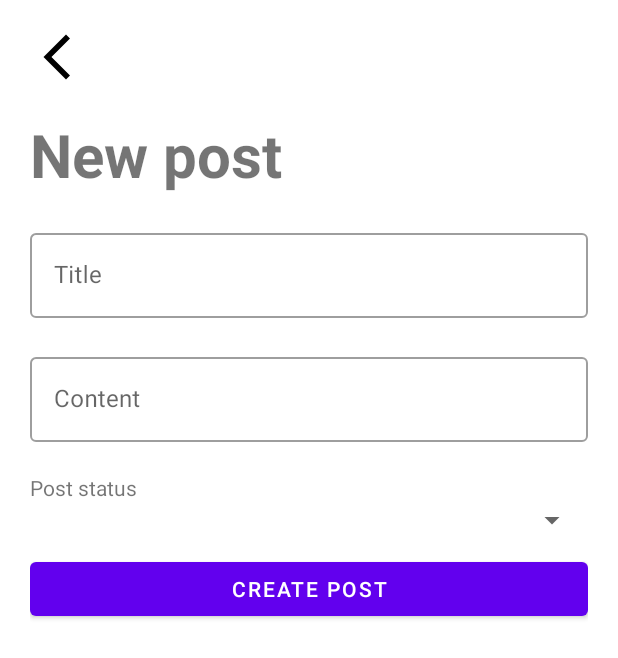
After one commit to sog-spirit/chuyen-de-cong-nghe, an Android app: the fragment CreatePostFragment placed in its activity, on a phone screen of 412 x 824 dp. The commit adds this screen. Shown: the top 658 px of the screen. Run offline under Robolectric (Android 15) with nearby library versions, the phone set to English and light mode, and no system bars.

Commit message:
Create post UI added

```diff
--- a/mobile/app/src/main/java/com/example/blogandroid/FragmentReplacerActivity.java
+++ b/mobile/app/src/main/java/com/example/blogandroid/FragmentReplacerActivity.java
@@ -8,6 +8,7 @@ import android.os.Bundle;
 import android.view.View;
 
 import com.example.blogandroid.databinding.ActivityFragmentReplacerBinding;
+import com.example.blogandroid.fragments.homeactivity.CreatePostFragment;
 import com.example.blogandroid.fragments.loginactivity.LoginFragment;
 import com.example.blogandroid.fragments.loginactivity.RegisterFragment;
 
@@ -23,7 +24,12 @@ public class FragmentReplacerActivity extends AppCompatActivity {
             getSupportActionBar().hide();
         setContentView(viewRoot);
 
-        setCurrentFragment(new LoginFragment());
+        boolean isCreatePost = getIntent().getBooleanExtra("isCreatePost", false);
+
+        if (isCreatePost)
+            setCurrentFragment(new CreatePostFragment());
+        else
+            setCurrentFragment(new LoginFragment());
     }
 
     public void setCurrentFragment(Fragment fragment) {
--- a/mobile/app/src/main/java/com/example/blogandroid/apiservice/APIService.java
+++ b/mobile/app/src/main/java/com/example/blogandroid/apiservice/APIService.java
@@ -63,4 +63,7 @@ public interface APIService {
 
     @GET("post")
     Call<List<PostModel>> getPosts();
+
+    @POST("post")
+    Call<Void> createPost(@Body HashMap<String, String> newPostData);
 }
--- /dev/null
+++ b/mobile/app/src/main/java/com/example/blogandroid/fragments/homeactivity/CreatePostFragment.java
@@ -0,0 +1,126 @@
+package com.example.blogandroid.fragments.homeactivity;
+
+import android.os.Bundle;
+
+import androidx.annotation.NonNull;
+import androidx.annotation.Nullable;
+import androidx.fragment.app.Fragment;
+
+import android.text.Editable;
+import android.text.TextWatcher;
+import android.view.LayoutInflater;
+import android.view.View;
+import android.view.ViewGroup;
+import android.widget.ArrayAdapter;
+import android.widget.Toast;
+
+import com.example.blogandroid.R;
+import com.example.blogandroid.apiservice.APIService;
+import com.example.blogandroid.databinding.FragmentCreatePostBinding;
+
+import java.util.HashMap;
+
+import retrofit2.Call;
+import retrofit2.Callback;
+import retrofit2.Response;
+
+public class CreatePostFragment extends Fragment {
+    private FragmentCreatePostBinding fragmentCreatePostBinding;
+
+    @Override
+    public View onCreateView(LayoutInflater inflater, ViewGroup container,
+                             Bundle savedInstanceState) {
+        fragmentCreatePostBinding = FragmentCreatePostBinding.inflate(inflater, container, false);
+        return fragmentCreatePostBinding.getRoot();
+    }
+
+    @Override
+    public void onViewCreated(@NonNull View view, @Nullable Bundle savedInstanceState) {
+        super.onViewCreated(view, savedInstanceState);
+
+        ArrayAdapter<CharSequence> spinnerAdapter = ArrayAdapter.createFromResource(getActivity().getBaseContext(), R.array.post_status, R.layout.spinner_item);
+        spinnerAdapter.setDropDownViewResource(android.R.layout.simple_spinner_dropdown_item);
+        fragmentCreatePostBinding.postStatusSpinner.setAdapter(spinnerAdapter);
+
+        fragmentCreatePostBinding.createPostButton.setOnClickListener(new View.OnClickListener() {
+            @Override
+            public void onClick(View view) {
+                String title = fragmentCreatePostBinding.titleTextInput.getText().toString();
+                String content = fragmentCreatePostBinding.contentTextInput.getText().toString();
+                if (title.isEmpty() || content.isEmpty()) {
+                    if (title.isEmpty())
+                        fragmentCreatePostBinding.titleTextInputLayout.setError("Title is empty");
+                    if (content.isEmpty())
+                        fragmentCreatePostBinding.contentTextInputLayout.setError("Content is empty");
+                    return;
+                }
+                String status = fragmentCreatePostBinding.postStatusSpinner.getSelectedItem().toString().toUpperCase();
+                createNewPost(title, content, status);
+            }
+        });
+        fragmentCreatePostBinding.titleTextInput.addTextChangedListener(new TextWatcher() {
+            @Override
+            public void beforeTextChanged(CharSequence charSequence, int i, int i1, int i2) {
+
+            }
+
+            @Override
+            public void onTextChanged(CharSequence charSequence, int i, int i1, int i2) {
+
+            }
+
+            @Override
+            public void afterTextChanged(Editable editable) {
+                if (fragmentCreatePostBinding.titleTextInput.getText().length() > 0)
+                    fragmentCreatePostBinding.titleTextInputLayout.setError(null);
+            }
+        });
+        fragmentCreatePostBinding.contentTextInput.addTextChangedListener(new TextWatcher() {
+            @Override
+            public void beforeTextChanged(CharSequence charSequence, int i, int i1, int i2) {
+
+            }
+
+            @Override
+            public void onTextChanged(CharSequence charSequence, int i, int i1, int i2) {
+
+            }
+
+            @Override
+            public void afterTextChanged(Editable editable) {
+                if (fragmentCreatePostBinding.contentTextInput.getText().length() > 0)
+                    fragmentCreatePostBinding.contentTextInputLayout.setError(null);
+            }
+        });
+        fragmentCreatePostBinding.backButton.setOnClickListener(new View.OnClickListener() {
+            @Override
+            public void onClick(View view) {
+                getActivity().finish();
+            }
+        });
+    }
+
+    private void createNewPost(String title, String content, String status) {
+        HashMap<String, String> newPostData = new HashMap<>();
+        newPostData.put("title", title);
+        newPostData.put("content", content);
+        newPostData.put("status", status);
+        APIService.apiService.createPost(newPostData).enqueue(new Callback<Void>() {
+            @Override
+            public void onResponse(Call<Void> call, Response<Void> response) {
+                if (response.isSuccessful()) {
+                    Toast.makeText(getContext(), "Post uploaded successfully", Toast.LENGTH_LONG).show();
+                    getActivity().finish();
+                }
+                else {
+                    Toast.makeText(getContext(), "An error has occurred while creating new post", Toast.LENGTH_LONG).show();
+                }
+            }
+
+            @Override
+            public void onFailure(Call<Void> call, Throwable t) {
+                t.printStackTrace();
+            }
+        });
+    }
+}
--- /dev/null
+++ b/mobile/app/src/main/res/layout/fragment_create_post.xml
@@ -0,0 +1,99 @@
+<?xml version="1.0" encoding="utf-8"?>
+<RelativeLayout xmlns:android="http://schemas.android.com/apk/res/android"
+    xmlns:app="http://schemas.android.com/apk/res-auto"
+    android:layout_width="match_parent"
+    android:layout_height="match_parent"
+    android:padding="20dp"
+    android:orientation="vertical">
+
+    <RelativeLayout
+        android:id="@+id/buttonTopNav"
+        android:layout_width="match_parent"
+        android:layout_height="wrap_content">
+
+        <ImageButton
+            android:id="@+id/backButton"
+            android:layout_width="wrap_content"
+            android:layout_height="wrap_content"
+            android:src="@drawable/ic_baseline_arrow_back_ios_new_36"
+            android:clickable="true"
+            android:focusable="true"
+            android:background="?attr/selectableItemBackground"/>
+    </RelativeLayout>
+
+    <LinearLayout
+        android:layout_width="match_parent"
+        android:layout_height="match_parent"
+        android:id="@+id/bodyLinearLayout"
+        android:orientation="vertical"
+        android:layout_below="@id/buttonTopNav"
+        android:layout_marginTop="20dp">
+
+        <TextView
+            android:layout_width="match_parent"
+            android:layout_height="wrap_content"
+            android:text="New post"
+            android:textSize="40sp"
+            android:textStyle="bold"/>
+
+        <LinearLayout
+            android:layout_width="match_parent"
+            android:layout_height="wrap_content"
+            android:layout_marginTop="20dp"
+            android:layout_marginBottom="10dp"
+            android:orientation="vertical">
+
+            <com.google.android.material.textfield.TextInputLayout
+                android:layout_width="match_parent"
+                android:layout_height="wrap_content"
+                android:id="@+id/title_textInputLayout"
+                app:errorEnabled="true"
+                android:hint="Title"
+                style="@style/Widget.MaterialComponents.TextInputLayout.OutlinedBox">
+
+                <com.google.android.material.textfield.TextInputEditText
+                    android:id="@+id/title_textInput"
+                    android:layout_width="match_parent"
+                    android:layout_height="wrap_content"
+                    android:inputType="textCapSentences"
+                    android:maxLength="255"
+                    android:maxLines="5"/>
+
+            </com.google.android.material.textfield.TextInputLayout>
+
+            <com.google.android.material.textfield.TextInputLayout
+                android:layout_width="match_parent"
+                android:layout_height="wrap_content"
+                android:id="@+id/content_textInputLayout"
+                app:errorEnabled="true"
+                android:hint="Content"
+                style="@style/Widget.MaterialComponents.TextInputLayout.OutlinedBox">
+
+                <com.google.android.material.textfield.TextInputEditText
+                    android:id="@+id/content_textInput"
+                    android:layout_width="match_parent"
+                    android:layout_height="wrap_content"
+                    android:inputType="textCapSentences|textMultiLine"
+                    android:maxLength="4000" />
+
+            </com.google.android.material.textfield.TextInputLayout>
+
+            <TextView
+                android:layout_width="wrap_content"
+                android:layout_height="wrap_content"
+                android:text="Post status"/>
+
+            <Spinner
+                android:layout_width="match_parent"
+                android:layout_height="wrap_content"
+                android:id="@+id/postStatus_spinner" />
+
+        </LinearLayout>
+
+        <Button
+            android:id="@+id/createPostButton"
+            android:layout_width="match_parent"
+            android:layout_height="wrap_content"
+            android:text="Create post" />
+    </LinearLayout>
+</RelativeLayout>
--- /dev/null
+++ b/mobile/app/src/main/res/layout/spinner_item.xml
@@ -0,0 +1,8 @@
+<?xml version="1.0" encoding="utf-8"?>
+<TextView
+    xmlns:android="http://schemas.android.com/apk/res/android"
+    android:layout_width="match_parent"
+    android:layout_height="wrap_content"
+    android:textSize="16sp"
+    android:gravity="left"
+    android:textColor="@color/white"/>
--- a/mobile/app/src/main/res/values/strings.xml
+++ b/mobile/app/src/main/res/values/strings.xml
@@ -1,5 +1,8 @@
 <resources>
     <string name="app_name">Blog Android</string>
-    <!-- TODO: Remove or change this placeholder text -->
     <string name="hello_blank_fragment">Hello blank fragment</string>
+    <string-array name="post_status">
+        <item>Draft</item>
+        <item>Publish</item>
+    </string-array>
 </resources>
```
